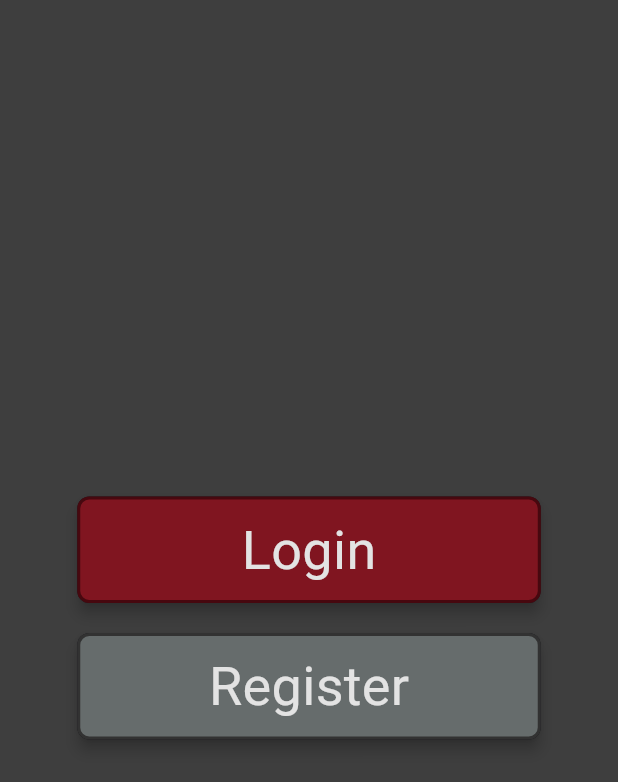
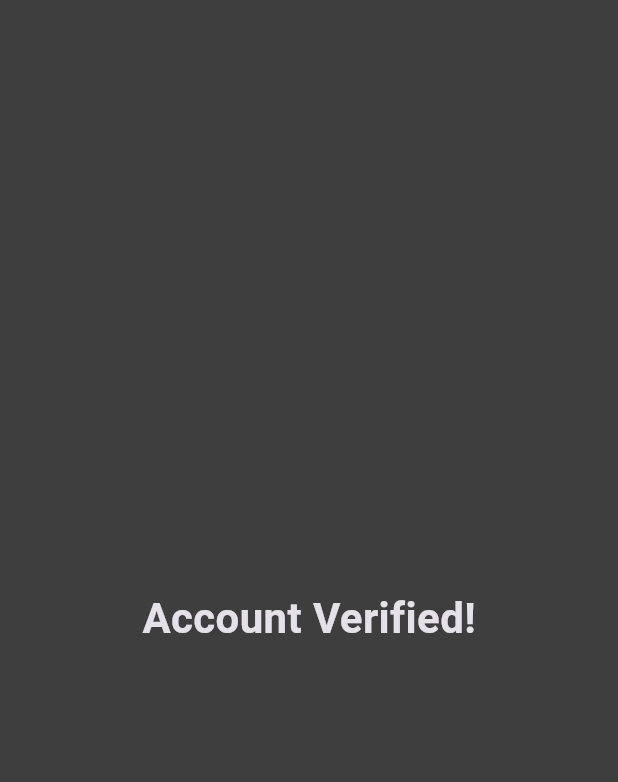
Before and after one commit to Infini-Play/Elusiv, a Flutter app: the screen it shows after launch, on a phone screen of 412 x 824 dp. Shown: the top 782 px of the screen. Run offline on Flutter 3.47's test engine with Material 3 defaults, Android fonts, the light colour scheme and no system bars; our stand-ins replace confetti, go_router, pocketbase, shared_preferences.

Commit message:
Added Confetti
When the player succesfully creates an account, it will play some confetti

```diff
--- a/elusiv/lib/core/navigation/routing.dart
+++ b/elusiv/lib/core/navigation/routing.dart
@@ -2,7 +2,7 @@
 import 'package:elusiv/features/home/presentation/pages/home_page.dart';
 import 'package:elusiv/features/login/presentation/pages/login_page.dart';
 import 'package:elusiv/features/login/presentation/pages/registration_page.dart';
-import 'package:elusiv/features/login/presentation/pages/welcome_page.dart';
+import 'package:elusiv/features/login/presentation/pages/verified_page.dart';
 import 'package:go_router/go_router.dart';
 
 enum AppRoute {
@@ -18,7 +18,7 @@ final router = GoRouter(
     GoRoute(
       path: '/welcome',
       name: AppRoute.welcomePage.name,
-      builder: (context, state) => const WelcomePage(),
+      builder: (context, state) => const VerifiedPage(),
       routes: [
         GoRoute(
           path: 'login',
--- /dev/null
+++ b/elusiv/lib/features/login/presentation/pages/verified_page.dart
@@ -0,0 +1,51 @@
+import 'dart:math';
+import 'package:confetti/confetti.dart';
+import 'package:elusiv/core/common_widgets/themed_confetti_widget.dart';
+import 'package:flutter/material.dart';
+
+class VerifiedPage extends StatefulWidget {
+  const VerifiedPage({super.key});
+
+  @override
+  State<VerifiedPage> createState() => _VerifiedPageState();
+}
+
+class _VerifiedPageState extends State<VerifiedPage> {
+  final _controller = ConfettiController(duration: const Duration(seconds: 3));
+
+  @override
+  void dispose() {
+    super.dispose();
+    _controller.dispose();
+  }
+
+  @override void initState() {
+    super.initState();
+    _controller.play();
+  }
+
+  @override
+  Widget build(BuildContext context) {
+    return Stack(
+      alignment: Alignment.topCenter,
+      children: [
+        const Scaffold(
+          body: Center(
+            child: Text(
+              'Account Verified!',
+              style: TextStyle(
+                fontSize: 28,
+                fontWeight: FontWeight.bold,
+              ),
+              ),
+          ),
+        ),
+        ThemedConfettiWidget(
+          controller: _controller,
+          blastDirection: pi / 2,
+          numberOfParticles: 100,
+        )
+      ],
+    );
+  }
+}
--- a/elusiv/pubspec.yaml
+++ b/elusiv/pubspec.yaml
@@ -42,6 +42,7 @@ dependencies:
   pocketbase: ^0.18.1
   provider: ^6.1.2
   shared_preferences: ^2.3.2
+  confetti: ^0.8.0
 
 dev_dependencies:
   flutter_test:
```
Also changed, not shown: elusiv/lib/core/common_widgets/themed_confetti_widget.dart (added, +28 -0 lines), elusiv/pubspec.lock, 3 other files.
